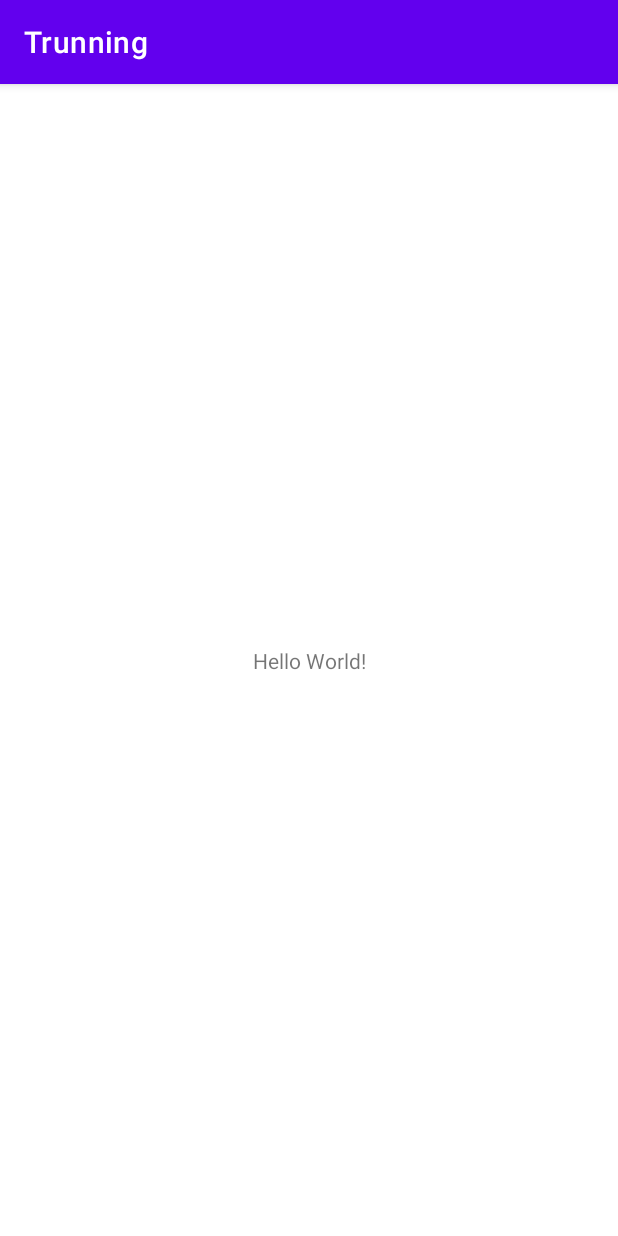
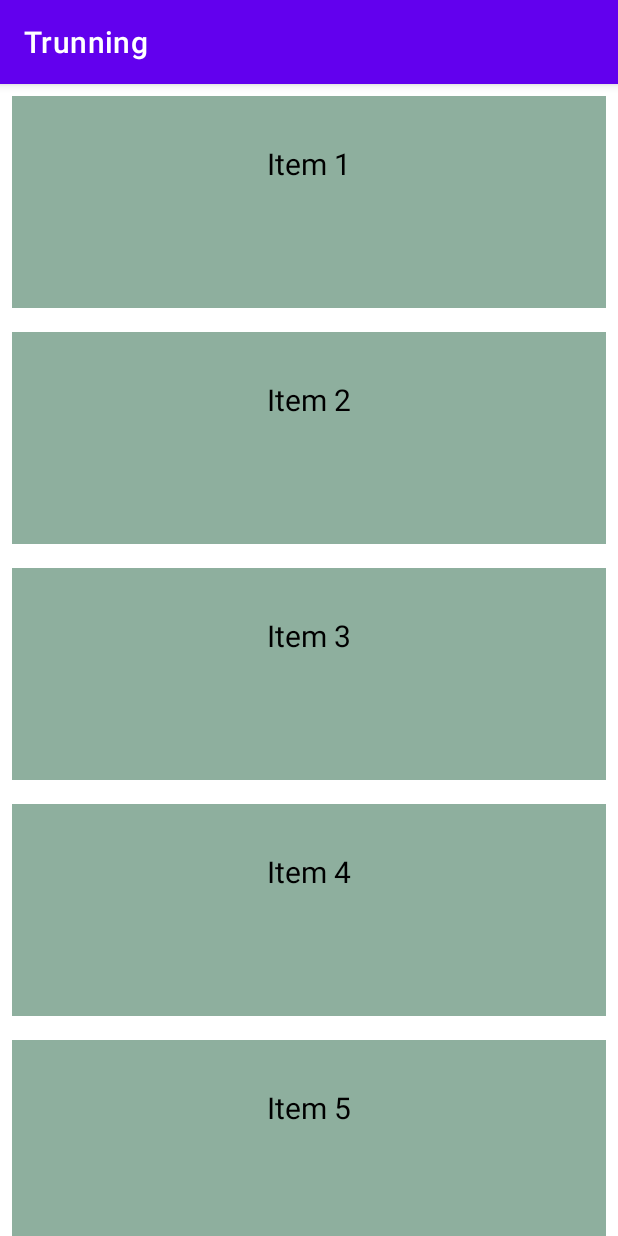
Before and after one commit to piotrjwegrzyn/Trunning, an Android app: the screen it shows after launch (MainActivity), on a phone screen of 412 x 824 dp. Run offline under Robolectric (Android 15) with nearby library versions, the phone set to English and light mode, and no system bars.

Commit message:
Initial GUI basics

```diff
--- a/app/src/main/AndroidManifest.xml
+++ b/app/src/main/AndroidManifest.xml
@@ -9,7 +9,7 @@
         android:roundIcon="@mipmap/ic_launcher_round"
         android:supportsRtl="true"
         android:theme="@style/Theme.Trunning">
-        <activity android:name=".MainActivity">
+        <activity android:name=".gui.MainActivity">
             <intent-filter>
                 <action android:name="android.intent.action.MAIN" />
 
--- a/app/src/main/java/wegrzyn/kwak/trunning/MainActivity.kt
+++ /dev/null
@@ -1,11 +0,0 @@
-package wegrzyn.kwak.trunning
-
-import androidx.appcompat.app.AppCompatActivity
-import android.os.Bundle
-
-class MainActivity : AppCompatActivity() {
-    override fun onCreate(savedInstanceState: Bundle?) {
-        super.onCreate(savedInstanceState)
-        setContentView(R.layout.activity_main)
-    }
-}
--- /dev/null
+++ b/app/src/main/java/wegrzyn/kwak/trunning/gui/CustomAdapter.kt
@@ -0,0 +1,29 @@
+package wegrzyn.kwak.trunning.gui
+
+import android.view.LayoutInflater
+import android.view.View
+import android.view.ViewGroup
+import android.widget.TextView
+import androidx.annotation.NonNull
+import androidx.recyclerview.widget.RecyclerView
+import wegrzyn.kwak.trunning.R
+
+internal class CustomAdapter(private var itemsList: List<String>) :
+    RecyclerView.Adapter<CustomAdapter.MyViewHolder>() {
+    internal inner class MyViewHolder(view: View) : RecyclerView.ViewHolder(view) {
+        var itemTextView: TextView = view.findViewById(R.id.itemTextView)
+    }
+    @NonNull
+    override fun onCreateViewHolder(parent: ViewGroup, viewType: Int): MyViewHolder {
+        val itemView = LayoutInflater.from(parent.context)
+            .inflate(R.layout.main_item, parent, false)
+        return MyViewHolder(itemView)
+    }
+    override fun onBindViewHolder(holder: MyViewHolder, position: Int) {
+        val item = itemsList[position]
+        holder.itemTextView.text = item
+    }
+    override fun getItemCount(): Int {
+        return itemsList.size
+    }
+}
--- /dev/null
+++ b/app/src/main/java/wegrzyn/kwak/trunning/gui/MainActivity.kt
@@ -0,0 +1,41 @@
+package wegrzyn.kwak.trunning.gui
+
+import androidx.appcompat.app.AppCompatActivity
+import android.os.Bundle
+import androidx.recyclerview.widget.LinearLayoutManager
+import androidx.recyclerview.widget.RecyclerView
+import wegrzyn.kwak.trunning.R
+
+class MainActivity : AppCompatActivity() {
+
+    private val itemsList = ArrayList<String>()
+    private lateinit var customAdapter: CustomAdapter
+
+    override fun onCreate(savedInstanceState: Bundle?) {
+        super.onCreate(savedInstanceState)
+        setContentView(R.layout.activity_main)
+
+        val recyclerView: RecyclerView = findViewById(R.id.recyclerView)
+        customAdapter = CustomAdapter(itemsList)
+        val layoutManager = LinearLayoutManager(applicationContext)
+        recyclerView.layoutManager = layoutManager
+        recyclerView.adapter = customAdapter
+        prepareItems()
+    }
+    private fun prepareItems() {
+        itemsList.add("Item 1")
+        itemsList.add("Item 2")
+        itemsList.add("Item 3")
+        itemsList.add("Item 4")
+        itemsList.add("Item 5")
+        itemsList.add("Item 6")
+        itemsList.add("Item 7")
+        itemsList.add("Item 8")
+        itemsList.add("Item 9")
+        itemsList.add("Item 10")
+        itemsList.add("Item 11")
+        itemsList.add("Item 12")
+        itemsList.add("Item 13")
+        customAdapter.notifyDataSetChanged()
+    }
+}
--- a/app/src/main/res/layout/activity_main.xml
+++ b/app/src/main/res/layout/activity_main.xml
@@ -4,15 +4,11 @@
     xmlns:tools="http://schemas.android.com/tools"
     android:layout_width="match_parent"
     android:layout_height="match_parent"
-    tools:context=".MainActivity">
+    tools:context=".gui.MainActivity">
 
-    <TextView
-        android:layout_width="wrap_content"
-        android:layout_height="wrap_content"
-        android:text="Hello World!"
-        app:layout_constraintBottom_toBottomOf="parent"
-        app:layout_constraintLeft_toLeftOf="parent"
-        app:layout_constraintRight_toRightOf="parent"
-        app:layout_constraintTop_toTopOf="parent" />
+    <androidx.recyclerview.widget.RecyclerView
+        android:id="@+id/recyclerView"
+        android:layout_width="match_parent"
+        android:layout_height="match_parent" />
 
 </androidx.constraintlayout.widget.ConstraintLayout>
--- /dev/null
+++ b/app/src/main/res/layout/main_item.xml
@@ -0,0 +1,39 @@
+<?xml version="1.0" encoding="utf-8"?>
+<LinearLayout xmlns:android="http://schemas.android.com/apk/res/android"
+    xmlns:tools="http://schemas.android.com/tools"
+    android:layout_width="match_parent"
+    android:layout_height="wrap_content"
+    android:layout_margin="8dp"
+    android:background="#8EAF9E"
+    android:orientation="vertical">
+
+    <TextView
+        android:id="@+id/itemTextView"
+        android:layout_width="match_parent"
+        android:layout_height="90dp"
+        android:gravity="center"
+        tools:text="XD"
+        android:textColor="#000000"
+        android:textSize="20sp" />
+
+    <TextView
+        android:id="@+id/busName"
+        android:layout_width="match_parent"
+        android:layout_height="wrap_content"
+        android:ellipsize="end"
+        android:maxLines="1"
+        android:textAllCaps="true"
+        android:textSize="20sp"
+        android:textStyle="bold"
+        tools:text="Travel" />
+
+    <TextView
+        android:id="@+id/busDastiny"
+        android:layout_width="match_parent"
+        android:layout_height="wrap_content"
+        android:ellipsize="end"
+        android:maxLines="1"
+        android:textSize="17sp"
+        tools:text="Dobczyce –> Kraków" />
+
+</LinearLayout>
```
